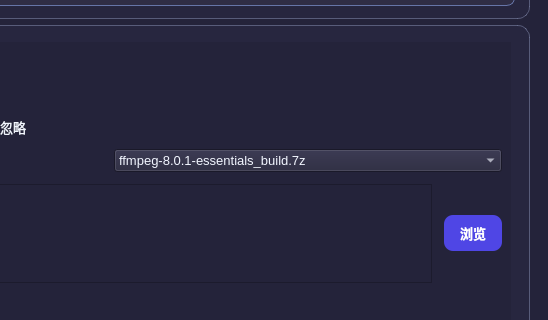
The window that FGT/UI/Setup.ui (MCM-KO/FGT) describes before a commit, drawn with Qt 5; both pictures show x 332 to 880 and y 177 to 497 of the 880 by 620 pixel window.
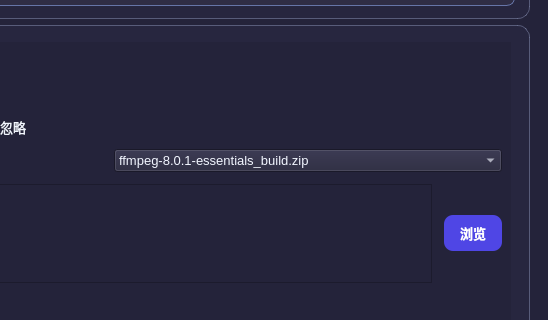
The same window after the commit.

Diff of the .ui file:
```diff
--- a/FGT/UI/Setup.ui
+++ b/FGT/UI/Setup.ui
@@ -265,7 +265,7 @@
                   <widget class="QComboBox" name="ffversion">
                    <item>
                     <property name="text">
-                     <string>ffmpeg-8.0.1-essentials_build.7z</string>
+                     <string>ffmpeg-8.0.1-essentials_build.zip</string>
                     </property>
                    </item>
                    <item>
```
Left out of the diff: 2 changed lines with no effect on the pictures.
